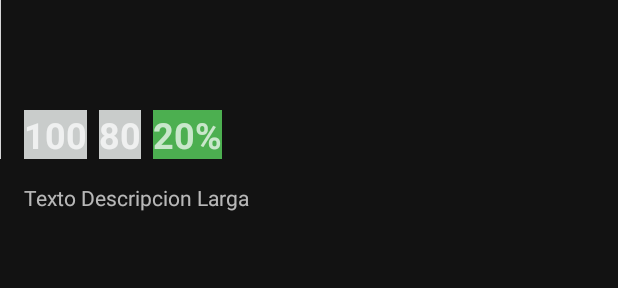
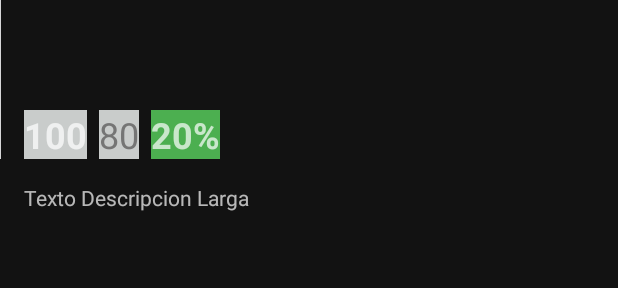
Before and after one commit to lisandrorima/Rabieta2, an Android app: the layout activity_producto_detalle.xml on its own in the app's theme, with its tools: preview values and no code run, on a phone screen of 412 x 824 dp. Shown: the part 237-525 px from the top of the screen. Run offline under Robolectric (Android 15) with nearby library versions, the phone set to English and light mode, and no system bars.

Commit message:
Final 1.0 ??

```diff
--- a/app/src/main/java/com/example/rabieta/ProductoDetalleActivity.kt
+++ b/app/src/main/java/com/example/rabieta/ProductoDetalleActivity.kt
@@ -84,10 +84,6 @@ class ProductoDetalleActivity : AppCompatActivity() {
         supportActionBar?.title = titulo
     }
 
-    private fun lauchMainActivity() {
-        val intent = Intent(this, MainActivity::class.java)
-        startActivity(intent)
-    }
 
     fun checkbox_clicked(): String {
         var notas = ""
--- a/app/src/main/java/com/example/rabieta/db/OrdenRepository.kt
+++ b/app/src/main/java/com/example/rabieta/db/OrdenRepository.kt
@@ -5,11 +5,9 @@ import com.example.rabieta.models.Orden
 import com.j256.ormlite.android.apptools.OpenHelperManager
 import com.j256.ormlite.dao.Dao
 import io.reactivex.Completable
-import io.reactivex.Observable
 import io.reactivex.Single
 import io.reactivex.android.schedulers.AndroidSchedulers
 import io.reactivex.schedulers.Schedulers
-import retrofit2.http.DELETE
 
 class OrdenRepository(context: Context) {
 
--- a/app/src/main/res/layout/activity_producto_detalle.xml
+++ b/app/src/main/res/layout/activity_producto_detalle.xml
@@ -111,8 +111,10 @@
         android:layout_height="wrap_content"
         android:layout_marginStart="8dp"
         android:background="#C9CCCB"
+        android:textColor="@color/secondary_text"
+        android:textColorHighlight="#FFFFFF"
         android:textSize="24sp"
-        android:textStyle="bold"
+        android:textStyle="normal"
         app:layout_constraintBottom_toBottomOf="@+id/imgDetalleComida"
         app:layout_constraintStart_toEndOf="@+id/txtPrecioFinalComDet"
         tools:text="80" />
--- a/app/src/main/res/layout/activity_producto_detalle_bebida.xml
+++ b/app/src/main/res/layout/activity_producto_detalle_bebida.xml
@@ -102,8 +102,9 @@
         android:layout_height="wrap_content"
         android:layout_marginStart="8dp"
         android:background="#C9CCCB"
+        android:textColor="@color/secondary_text"
         android:textSize="24sp"
-        android:textStyle="bold"
+        android:textStyle="normal"
         app:layout_constraintBottom_toBottomOf="@+id/imgProductoDetalleBebida"
         app:layout_constraintStart_toEndOf="@+id/txtPrecioFinalBebida"
         tools:text="$100" />
--- a/app/src/main/res/layout/item_producto.xml
+++ b/app/src/main/res/layout/item_producto.xml
@@ -50,6 +50,7 @@
         android:layout_width="wrap_content"
         android:layout_height="wrap_content"
         android:layout_marginTop="8dp"
+        android:textColor="@color/secondary_text"
         app:layout_constraintEnd_toStartOf="@+id/txtPrecioDesc"
         app:layout_constraintHorizontal_bias="0.5"
         app:layout_constraintStart_toEndOf="@+id/imgProducto"
```
